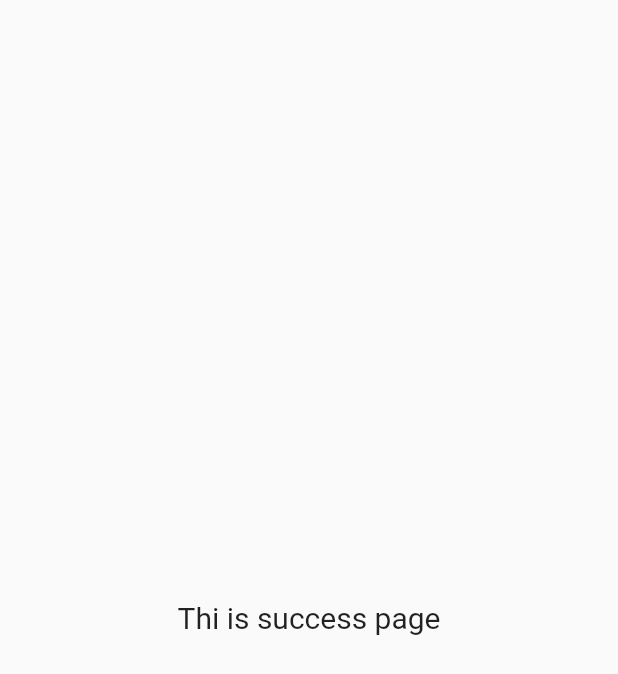
After one commit to Krishna-Trada/biometrics_auth_k, a Flutter app: the Success screen opened directly, on a phone screen of 412 x 824 dp. The commit adds this screen. Shown: the top 674 px of the screen. Run offline on Flutter 3.47's test engine with Material 2 defaults, Android fonts, the phone set to English and light mode, and no system bars; our stand-ins replace flutter_riverpod, local_auth.

Commit message:
fingerprint Authentication in android and face id recognition in ios successfully completed

```diff
--- /dev/null
+++ b/lib/ui/fingerprint/success.dart
@@ -0,0 +1,23 @@
+import 'package:flutter/material.dart';
+
+class Success extends StatelessWidget {
+  const Success({Key? key}) : super(key: key);
+
+  @override
+  Widget build(BuildContext context) {
+    return WillPopScope(
+      onWillPop: () async{
+        Navigator.pop(context);
+        Navigator.pop(context);
+        return false;
+      },
+      child: const Scaffold(
+        body: Center(
+          child: Text('Thi is success page', style: TextStyle(
+            fontSize: 20
+          ),),
+        ),
+      ),
+    );
+  }
+}
--- a/pubspec.yaml
+++ b/pubspec.yaml
@@ -35,8 +35,8 @@ dependencies:
   # The following adds the Cupertino Icons font to your application.
   # Use with the CupertinoIcons class for iOS style icons.
   cupertino_icons: ^1.0.2
-  local_auth: ^2.1.6
-  flutter_riverpod: ^2.3.5
+  local_auth: 2.1.6
+  flutter_riverpod:
 
 dev_dependencies:
   flutter_test:
```
Also changed, not shown: lib/ui/fingerprint/failure.dart (added, +23 -0 lines), lib/ui/fingerprint/fingerprint.dart (+82 -8 lines), pubspec.lock, 11 other files.
